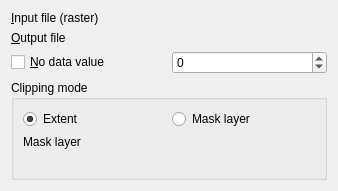
Qt form python/plugins/GdalTools/tools/widgetClipper.ui (qgis/QGIS) before a commit.
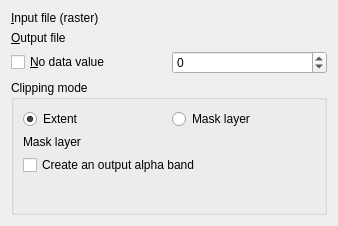
The same form after that commit. The open tabs and pages were chosen to show the change. Custom widgets are drawn as their Qt base class.

Commit message: add checkbox for "-dstalpha" option in GDALTools Clipper tool

What changed in the file:
```diff
--- a/python/plugins/GdalTools/tools/widgetClipper.ui
+++ b/python/plugins/GdalTools/tools/widgetClipper.ui
@@ -7,7 +7,7 @@
     <x>0</x>
     <y>0</y>
     <width>338</width>
-    <height>191</height>
+    <height>226</height>
    </rect>
   </property>
   <property name="sizePolicy">
@@ -110,7 +110,7 @@
           <property name="margin">
            <number>0</number>
           </property>
-          <item row="1" column="0">
+          <item row="2" column="0">
            <spacer name="verticalSpacer">
             <property name="orientation">
              <enum>Qt::Vertical</enum>
@@ -133,6 +133,13 @@
           <item row="0" column="1">
            <widget class="GdalToolsInOutSelector" name="maskSelector" native="true"/>
           </item>
+          <item row="1" column="0">
+           <widget class="QCheckBox" name="alphaBandCheck">
+            <property name="text">
+             <string>Create an output alpha band</string>
+            </property>
+           </widget>
+          </item>
          </layout>
         </widget>
        </widget>
```
Left out of the diff: 2 changed lines with no effect on the pictures. The commit also changes 1 other file.
